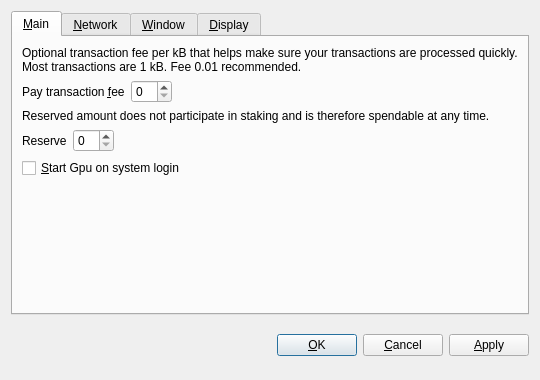
First picture: the form in src/qt/forms/optionsdialog.ui, repository white92d15b7/GPU-Coin, before the edit.
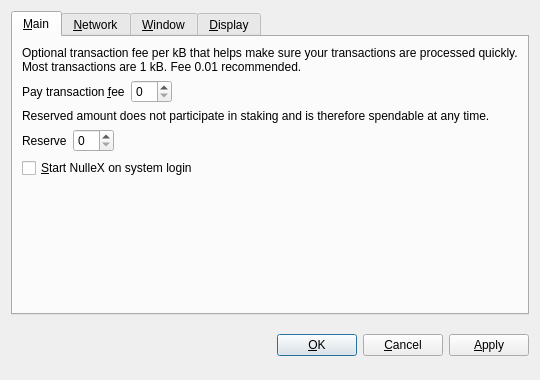
Second picture: the form after the edit. Icons and pictures are not drawn. Custom widgets are drawn as their Qt base class.

```diff
--- a/src/qt/forms/optionsdialog.ui
+++ b/src/qt/forms/optionsdialog.ui
@@ -131,7 +131,7 @@
           <string>Automatically start Gpu after logging in to the system.</string>
          </property>
          <property name="text">
-          <string>&amp;Start Gpu on system login</string>
+          <string>&amp;Start NulleX on system login</string>
          </property>
         </widget>
        </item>
```
Left out of the diff: 10 changed lines with no effect on the pictures.
